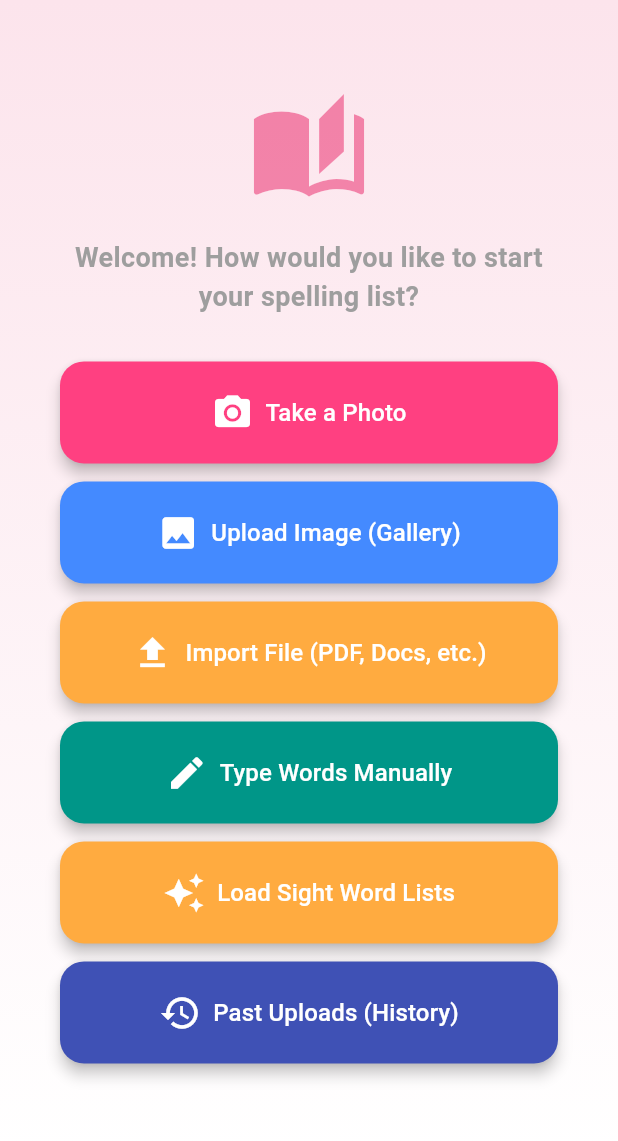
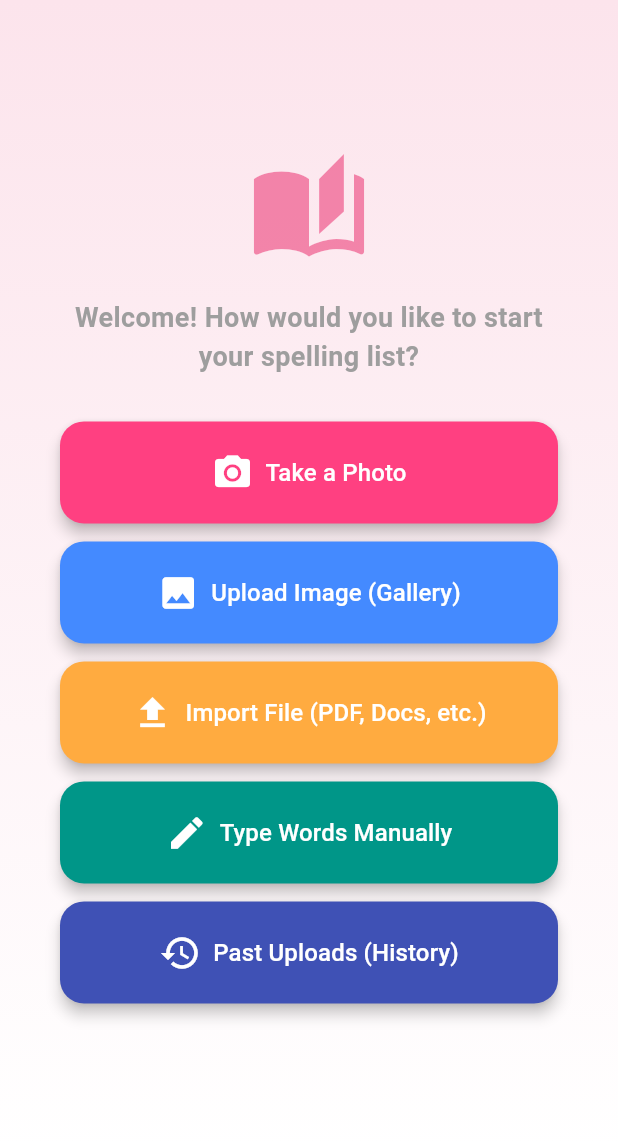
Before and after one commit to DanielleLensly/word-scramble, a Flutter app: the screen it shows after launch, on a phone screen of 412 x 824 dp, the part 84-1225 px from its top. Run offline on Flutter 3.47's test engine with Material 3 defaults, Android fonts, the phone set to English and light mode, and no system bars; our stand-ins replace file_picker, image_picker, pdf, printing, shared_preferences; missing offline and left inert: docx_to_text, excel, google_mlkit_text_recognition, syncfusion_flutter_pdf.

Commit message:
feat: remove sight words from main branch (feature preserved in flash-cards branch)

```diff
--- a/lib/main.dart
+++ b/lib/main.dart
@@ -13,29 +13,6 @@ import 'package:syncfusion_flutter_pdf/pdf.dart' as sf;
 import 'package:docx_to_text/docx_to_text.dart';
 import 'package:image_picker/image_picker.dart';
 import 'package:google_mlkit_text_recognition/google_mlkit_text_recognition.dart';
-
-const Map<String, List<String>> SIGHT_WORD_LISTS = {
-  'Dolch Pre-Primer': [
-    'a', 'and', 'away', 'big', 'blue', 'can', 'come', 'down', 'find', 'for',
-    'funny', 'go', 'help', 'here', 'I', 'in', 'is', 'it', 'jump', 'little',
-    'look', 'make', 'me', 'my', 'not', 'one', 'play', 'red', 'run', 'said',
-    'see', 'the', 'three', 'to', 'two', 'up', 'we', 'where', 'yellow', 'you'
-  ],
-  'Dolch Primer': [
-    'all', 'am', 'are', 'at', 'ate', 'be', 'black', 'brown', 'but', 'came',
-    'did', 'do', 'eat', 'four', 'get', 'good', 'have', 'he', 'into', 'like',
-    'must', 'new', 'no', 'now', 'on', 'our', 'out', 'please', 'pretty', 'ran',
-    'ride', 'saw', 'say', 'she', 'so', 'soon', 'that', 'there', 'they', 'this',
-    'too', 'under', 'want', 'was', 'well', 'went', 'what', 'white', 'who', 'will',
-    'with', 'yes'
-  ],
-  'Dolch 1st Grade': [
-    'after', 'again', 'an', 'any', 'as', 'ask', 'by', 'could', 'every', 'fly',
-    'from', 'give', 'going', 'had', 'has', 'her', 'him', 'his', 'how', 'just',
-    'know', 'let', 'live', 'may', 'of', 'old', 'once', 'open', 'over', 'put',
-    'round', 'some', 'stop', 'take', 'thank', 'them', 'then', 'think', 'walk', 'were', 'when'
-  ],
-};
 
 
 void main() {
@@ -511,51 +488,6 @@ class _ScrambleMainPageState extends State<ScrambleMainPage> {
     });
   }
 
-  void _showSightWordListsDialog() {
-    showDialog(
-      context: context,
-      builder: (context) => AlertDialog(
-        title: const Row(
-          children: [
-            Icon(Icons.auto_awesome, color: Colors.orangeAccent),
-            SizedBox(width: 10),
-            Text('Sight Word Lists'),
-          ],
-        ),
-        content: SizedBox(
-          width: double.maxFinite,
-          child: Column(
-            mainAxisSize: MainAxisSize.min,
-            children: SIGHT_WORD_LISTS.keys.map((listName) {
-              return Card(
-                elevation: 1,
-                margin: const EdgeInsets.only(bottom: 8),
-                shape: RoundedRectangleBorder(borderRadius: BorderRadius.circular(12)),
-                child: ListTile(
-                  title: Text(listName, style: const TextStyle(fontWeight: FontWeight.bold)),
-                  subtitle: Text("${SIGHT_WORD_LISTS[listName]!.length} words"),
-                  trailing: const Icon(Icons.add_circle_outline, color: Colors.pink),
-                  onTap: () {
-                    _addWordsToList(SIGHT_WORD_LISTS[listName]!);
-                    Navigator.pop(context);
-                    ScaffoldMessenger.of(context).showSnackBar(
-                      SnackBar(content: Text('Added $listName words!')),
-                    );
-                  },
-                ),
-              );
-            }).toList(),
-          ),
-        ),
-        actions: [
-          TextButton(
-            onPressed: () => Navigator.pop(context),
-            child: const Text('Cancel'),
-          ),
-        ],
-      ),
-    );
-  }
 
   void _showAddManualWordDialog() {
     final controller = TextEditingController();
@@ -836,13 +768,7 @@ class _ScrambleMainPageState extends State<ScrambleMainPage> {
               color: Colors.teal,
               onPressed: _showAddManualWordDialog,
             ),
-            const SizedBox(height: 12),
-            _buildBigButton(
-              icon: Icons.auto_awesome,
-              label: 'Load Sight Word Lists',
-              color: Colors.orangeAccent,
-              onPressed: _showSightWordListsDialog,
-            ),
+
             const SizedBox(height: 12),
             _buildBigButton(
               icon: Icons.history,
```
